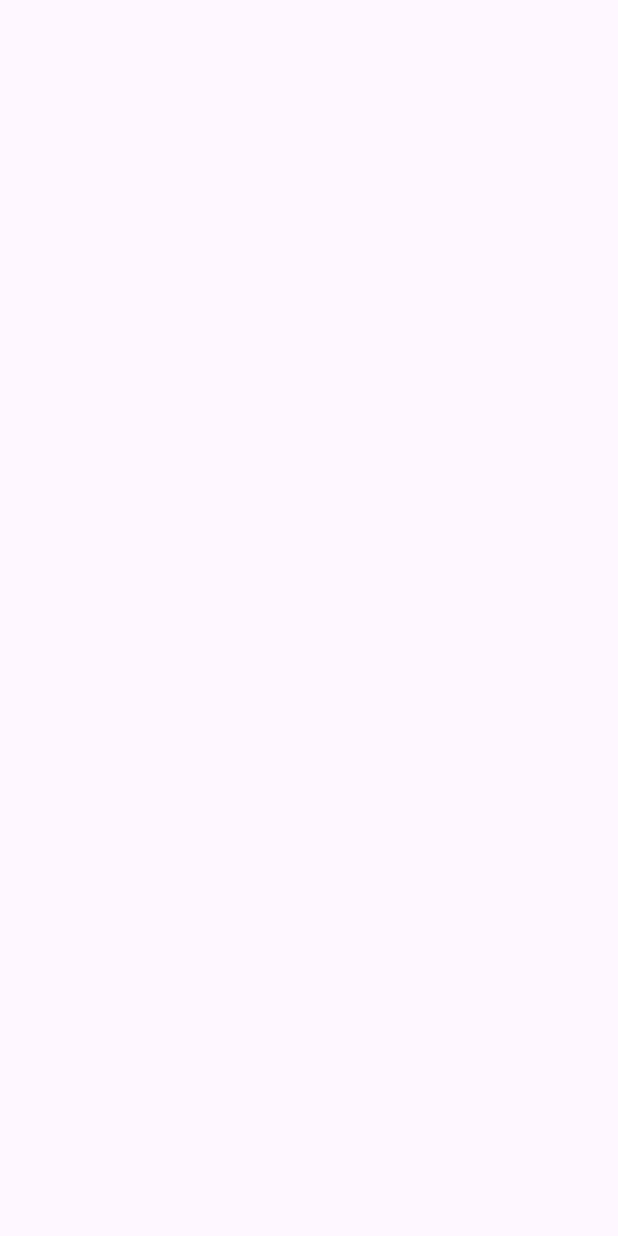
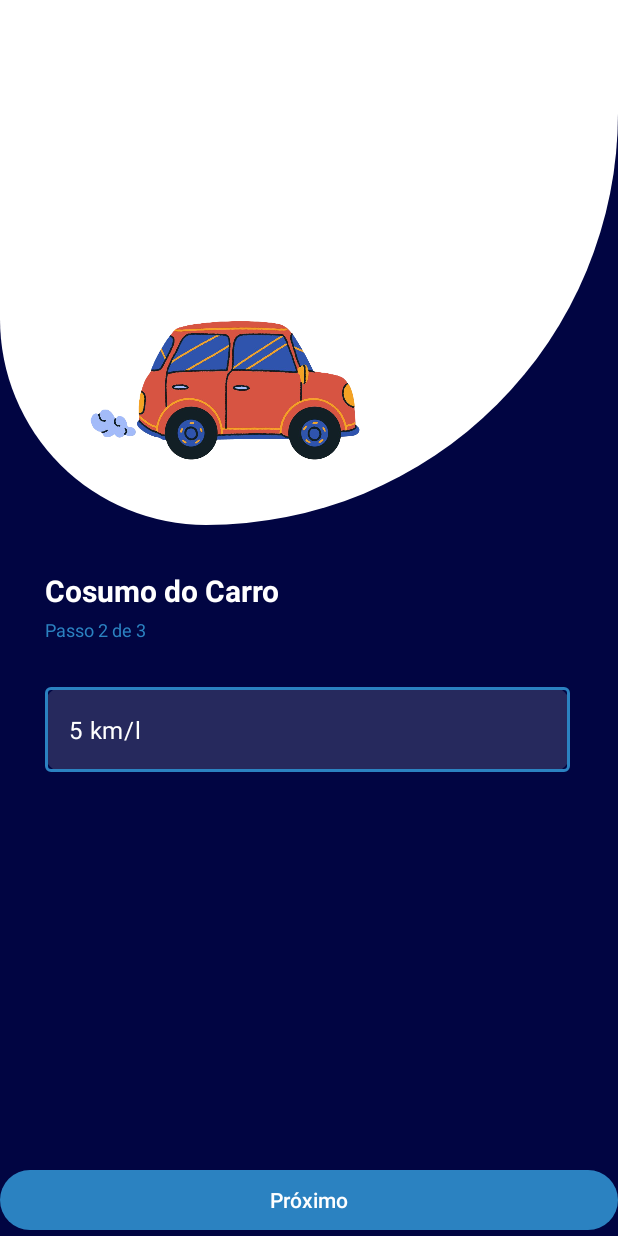
Before and after one commit to Marcosfvs/Fuel_Calculator, an Android app built with Jetpack Compose: the InputConsumActivity screen opened directly, with no data from a screen before it, on a phone screen of 412 x 824 dp. Before the commit the screen is empty. Run offline under Robolectric (Android 15) with nearby library versions, the light colour scheme and no system bars.

Commit message:
Ajuste de páginas, página consumo e link com a pagina preço

```diff
--- a/app/src/main/java/com/example/fuelcalculator/InputPriceActivity.kt
+++ b/app/src/main/java/com/example/fuelcalculator/InputPriceActivity.kt
@@ -1,6 +1,8 @@
 package com.example.fuelcalculator
 
+import android.content.Intent
 import android.os.Bundle
+import android.widget.Button
 import androidx.activity.enableEdgeToEdge
 import androidx.appcompat.app.AppCompatActivity
 import androidx.core.view.ViewCompat
@@ -16,5 +18,12 @@ class InputPriceActivity : AppCompatActivity() {
             v.setPadding(systemBars.left, systemBars.top, systemBars.right, systemBars.bottom)
             insets
         }
+
+        val btNextPC = findViewById<Button>(R.id.bt_Next_PC)
+
+        btNextPC.setOnClickListener {
+            val intent = Intent(this,InputConsumActivity::class.java)
+            startActivity(intent)
+        }
     }
 }
--- a/app/src/main/res/layout/activity_input_consum.xml
+++ b/app/src/main/res/layout/activity_input_consum.xml
@@ -5,6 +5,86 @@
     android:id="@+id/main"
     android:layout_width="match_parent"
     android:layout_height="match_parent"
-    tools:context=".InputConsumActivity">
+    tools:context=".InputConsumActivity"
+    android:background="@color/bk_color">
+
+    <LinearLayout
+        android:id="@+id/linearLayout3"
+        android:layout_width="match_parent"
+        android:layout_height="350dp"
+        android:background="@drawable/start_wt"
+        android:orientation="horizontal"
+        app:layout_constraintTop_toTopOf="parent">
+
+        <ImageView
+            android:layout_width="200dp"
+            android:layout_height="180dp"
+            android:layout_gravity="bottom"
+            android:layout_marginStart="50dp"
+            android:src="@drawable/car_off" />
+
+    </LinearLayout>
+
+    <LinearLayout
+        android:id="@+id/LL_textConsum"
+        android:layout_width="match_parent"
+        android:layout_height="300dp"
+        android:orientation="vertical"
+        app:layout_constraintTop_toBottomOf="@+id/linearLayout3">
+
+        <TextView
+            android:id="@+id/textView7"
+            android:layout_width="wrap_content"
+            android:layout_height="wrap_content"
+            android:text="Cosumo do Carro"
+            android:textColor="@color/white"
+            android:textStyle="bold"
+            android:textSize="20dp"
+            android:layout_marginStart="30dp"
+            android:layout_marginTop="30dp"
+            app:layout_constraintTop_toBottomOf="@+id/LL_textConsum"
+            tools:layout_editor_absoluteX="10dp" />
+
+        <TextView
+            android:id="@+id/textView8"
+            android:layout_width="wrap_content"
+            android:layout_height="wrap_content"
+            android:text="Passo 2 de 3"
+            android:textColor="@color/bt_color"
+            android:textSize="12dp"
+            android:layout_marginStart="30dp"
+            android:layout_marginTop="4dp"
+            app:layout_constraintTop_toBottomOf="@+id/textView7"
+            tools:layout_editor_absoluteX="17dp" />
+
+        <com.google.android.material.textfield.TextInputLayout
+            android:id="@+id/textInputLayout"
+            android:layout_width="350dp"
+            android:layout_height="wrap_content"
+            android:background="@drawable/rounded_bg"
+            android:layout_marginTop="30dp"
+            android:layout_marginStart="30dp"
+            app:hintEnabled="false"
+            app:layout_constraintTop_toBottomOf="@+id/textView8"
+            tools:layout_editor_absoluteX="1dp">
+
+            <com.google.android.material.textfield.TextInputEditText
+                android:layout_width="350dp"
+                android:layout_height="wrap_content"
+                android:hint="5 km/l"
+                android:textColor="@color/white"
+                android:textColorHint="@color/white"/>
+        </com.google.android.material.textfield.TextInputLayout>
+
+    </LinearLayout>
+
+
+    <Button
+        android:id="@+id/button2"
+        android:layout_width="match_parent"
+        android:layout_height="wrap_content"
+        android:text="Próximo"
+        app:layout_constraintBottom_toBottomOf="parent" />
+
 
 </androidx.constraintlayout.widget.ConstraintLayout>
--- a/app/src/main/res/layout/activity_input_price.xml
+++ b/app/src/main/res/layout/activity_input_price.xml
@@ -38,7 +38,6 @@
             android:layout_width="wrap_content"
             android:layout_height="wrap_content"
             android:text="Preço do Combustível"
-            android:textAlignment="center"
             android:textColor="@color/white"
             android:textSize="20dp"
             android:textStyle="bold"
@@ -66,20 +65,23 @@
             android:background="@drawable/rounded_bg"
             android:layout_marginTop="30dp"
             android:layout_marginStart="30dp"
+            app:hintEnabled="false"
             app:layout_constraintTop_toBottomOf="@+id/textView4"
             tools:layout_editor_absoluteX="30dp">
 
             <com.google.android.material.textfield.TextInputEditText
                 android:layout_width="350dp"
-                android:layout_height="61dp"
+                android:layout_height="wrap_content"
                 android:layout_gravity="center"
-                android:hint="Ex.: 6.30" />
+                android:hint="Ex.: 6.30"
+                android:textColor="@color/white"
+                android:textColorHint="@color/white"/>
         </com.google.android.material.textfield.TextInputLayout>
 
     </LinearLayout>
 
     <Button
-        android:id="@+id/button"
+        android:id="@+id/bt_Next_PC"
         android:layout_width="match_parent"
         android:layout_height="wrap_content"
         android:text="Próximo"
--- a/app/src/main/res/values/themes.xml
+++ b/app/src/main/res/values/themes.xml
@@ -4,6 +4,7 @@
 <!-- Base application theme. -->
 <style name="Base.Theme.FuelCalculator" parent="Theme.Material3.DayNight.NoActionBar">
     <item name="colorPrimary">@color/bt_color</item>
+    <item name="statusBarBackground">@color/bt_color</item>
 </style>
 
     <style name="Theme.FuelCalculator" parent="Base.Theme.FuelCalculator"/>
```
Also changed, not shown: app/src/main/res/drawable/car.jpg (added).
